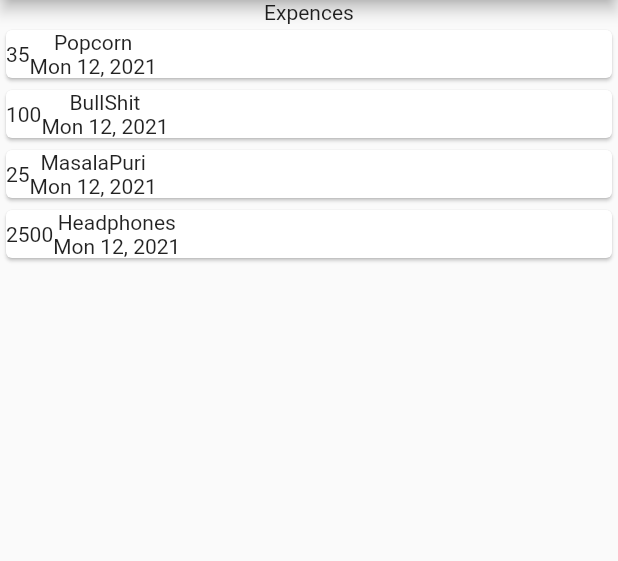
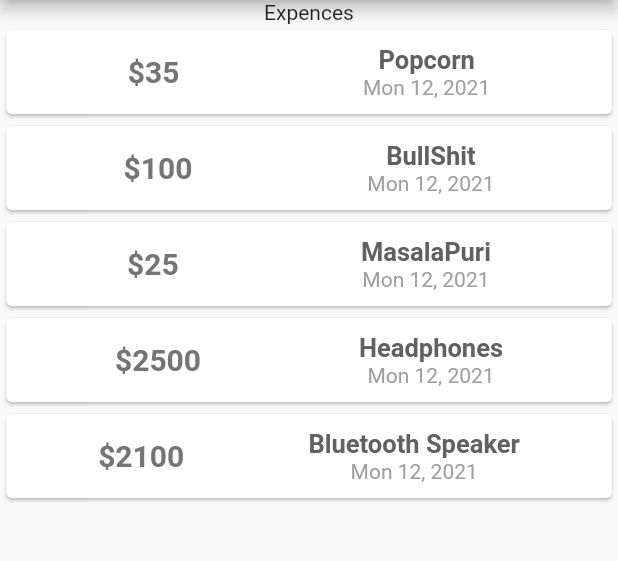
Before and after one commit to VivekKashyapS98/Expenser, a Flutter app: the screen it shows after launch, on a phone screen of 412 x 824 dp, the part 84-645 px from its top. Run offline on Flutter 3.47's test engine with Material 2 defaults, Android fonts, the phone set to English and light mode, and no system bars.

Commit message:
Cards Designing

```diff
--- a/lib/expenceCard.dart
+++ b/lib/expenceCard.dart
@@ -11,19 +11,44 @@ class ExpenceCard extends StatelessWidget {
   @override
   Widget build(BuildContext context) {
     return Card(
+      child: Container(
+        padding: EdgeInsets.symmetric(horizontal: 20, vertical: 10),
         child: Row(
+          mainAxisAlignment: MainAxisAlignment.spaceAround,
           children: [
             Container(
-            child: Text(amount.toString()),
+              child: Text(
+                "\$" + amount.toString(),
+                style: TextStyle(
+                  color: Colors.grey[600],
+                  fontSize: 20,
+                  fontWeight: FontWeight.bold,
+                ),
+              ),
             ),
             Column(
+              mainAxisAlignment: MainAxisAlignment.end,
               children: [
-              Text(expenseName),
-              Text(date.toString()),
+                Text(
+                  expenseName,
+                  style: TextStyle(
+                    color: Colors.grey[700],
+                    fontSize: 17,
+                    fontWeight: FontWeight.bold,
+                  ),
+                ),
+                Text(
+                  date.toString(),
+                  style: TextStyle(
+                    color: Colors.grey,
+                    // fontSize: 17,
+                  ),
+                ),
               ],
             ),
           ],
         ),
+      ),
     );
   }
 }
--- a/lib/expenceTracker.dart
+++ b/lib/expenceTracker.dart
@@ -28,6 +28,11 @@ class _Expences extends State<ExpenceTracker> {
       "cost": 2500,
       "date": "Mon 12, 2021",
     },
+    {
+      "title": "Bluetooth Speaker",
+      "cost": 2100,
+      "date": "Mon 12, 2021",
+    },
   ];
   var _input = {
     "title": "",
```
Lines whose indentation alone changed are shown as unchanged.
